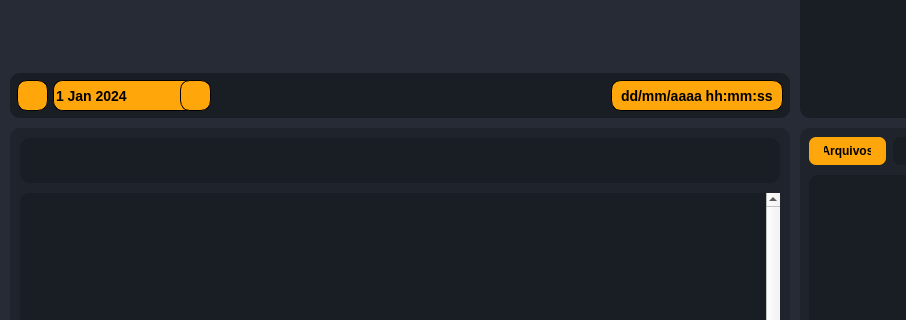
The window that UI/player.ui (BrunoCardosoFS/NaxiStudioMix) describes before a commit, drawn with Qt 5; both pictures show x 0 to 906 and y 132 to 452 of the 1200 by 600 pixel window.
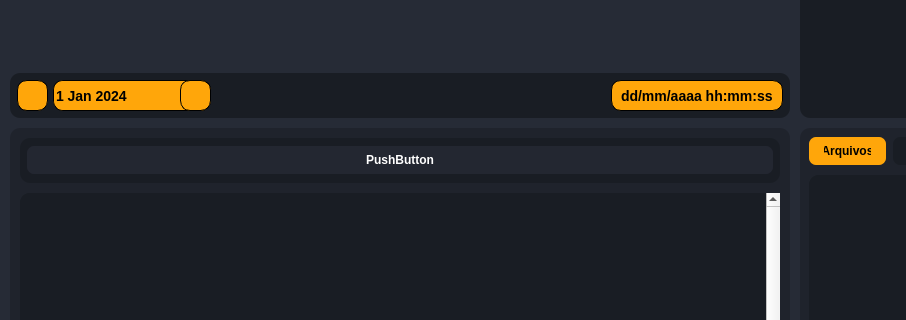
The same window after the commit. Icons and pictures are not drawn.

Commit message: Development of the player base

```diff
--- a/UI/player.ui
+++ b/UI/player.ui
@@ -1016,6 +1016,13 @@
              <property name="bottomMargin">
               <number>7</number>
              </property>
+             <item>
+              <widget class="QPushButton" name="buttonTeste">
+               <property name="text">
+                <string>PushButton</string>
+               </property>
+              </widget>
+             </item>
             </layout>
            </widget>
           </item>
```
Left out of the diff: 10 changed lines with no effect on the pictures. The commit also changes 10 other files.
